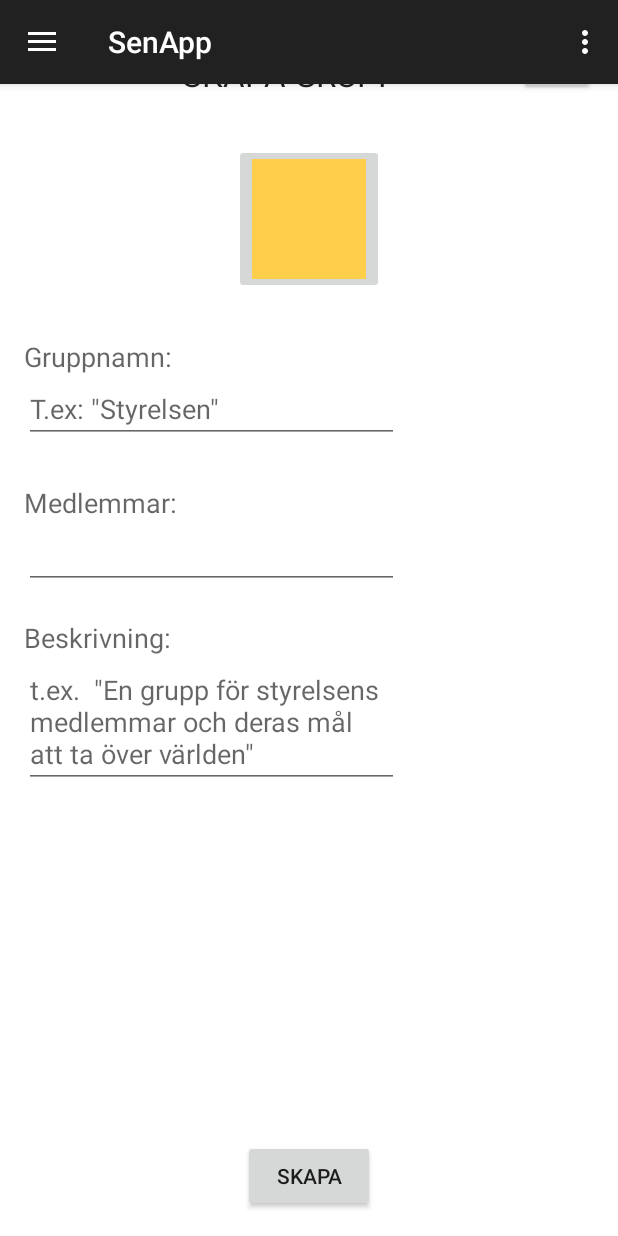
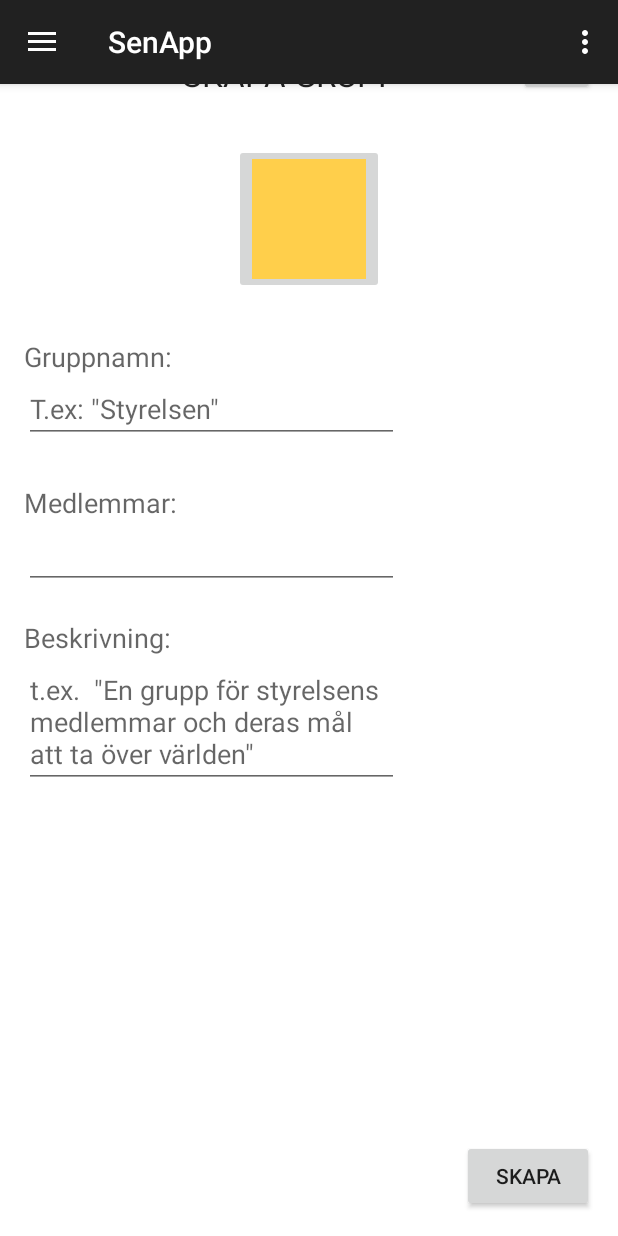
Before and after one commit to ettlitetlov/Drawer.senApp, an Android app: the fragment AddGroupFragment placed in its activity, on a phone screen of 412 x 824 dp. Run offline under Robolectric (Android 15) with nearby library versions, the phone set to English and light mode, and no system bars.

Commit message:
tangentborden döljer ej längre text

```diff
--- a/app/src/main/AndroidManifest.xml
+++ b/app/src/main/AndroidManifest.xml
@@ -10,6 +10,7 @@
         android:theme="@style/AppTheme">
         <activity
             android:name=".MainActivity"
+            android:windowSoftInputMode="adjustPan"
             android:label="@string/app_name"
             android:theme="@style/AppTheme.NoActionBar">
             <intent-filter>
--- a/app/src/main/res/layout/fragment_add_group.xml
+++ b/app/src/main/res/layout/fragment_add_group.xml
@@ -98,7 +98,8 @@
         android:text="Skapa"
         android:id="@+id/Create"
         android:layout_alignParentBottom="true"
-        android:layout_centerHorizontal="true" />
+        android:layout_alignParentEnd="true"
+        android:layout_alignParentRight="true" />
 
 
 </RelativeLayout>
--- a/app/src/main/res/layout/fragment_group.xml
+++ b/app/src/main/res/layout/fragment_group.xml
@@ -25,7 +25,9 @@
         android:textAlignment="gravity"
         android:layout_alignParentBottom="true"
         android:layout_alignParentEnd="true"
-        android:layout_margin="5dp" />
+        android:layout_margin="5dp"
+        android:layout_marginRight="10dp"
+        android:layout_marginBottom="10dp" />
 
 </RelativeLayout>
 
```
